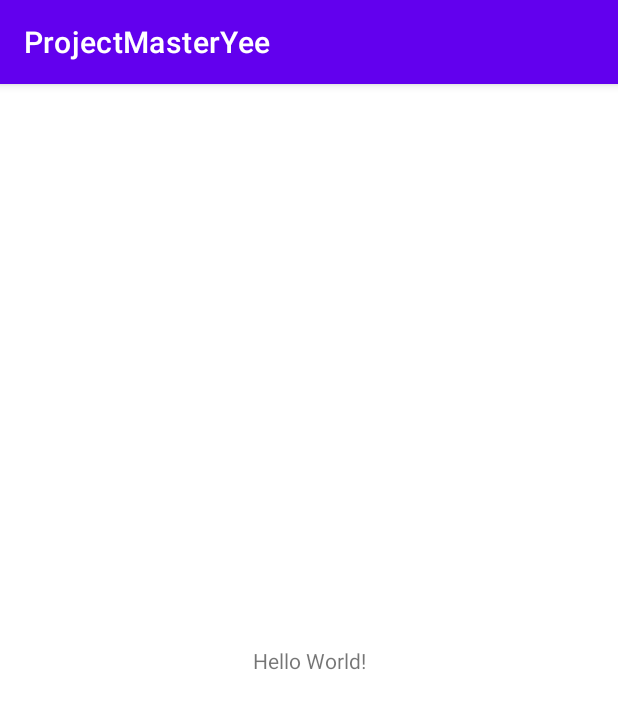
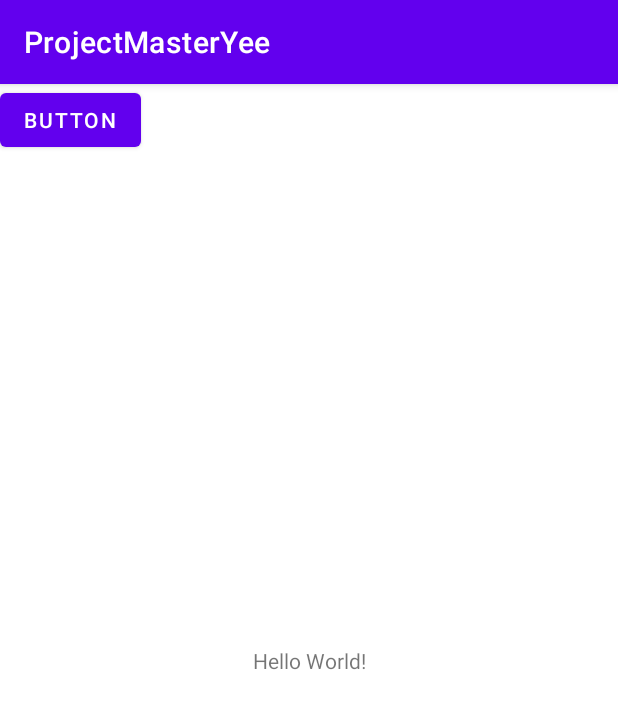
Before and after one commit to Blenbre777/Mobile, an Android app: the screen it shows after launch (MainActivity), on a phone screen of 412 x 824 dp. Shown: the top 709 px of the screen. Run offline under Robolectric (Android 15) with nearby library versions, the phone set to English and light mode, and no system bars.

Commit message:
버튼1추가

```diff
--- a/app/src/main/res/layout/activity_main.xml
+++ b/app/src/main/res/layout/activity_main.xml
@@ -15,4 +15,11 @@
         app:layout_constraintRight_toRightOf="parent"
         app:layout_constraintTop_toTopOf="parent" />
 
+    <Button
+        android:id="@+id/button"
+        android:layout_width="wrap_content"
+        android:layout_height="wrap_content"
+        android:text="Button"
+        tools:layout_editor_absoluteX="5dp" />
+
 </androidx.constraintlayout.widget.ConstraintLayout>
```
